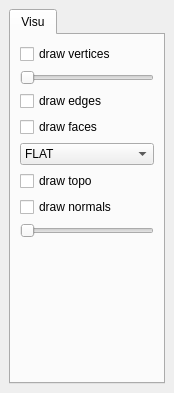
Qt form src/VDPMesh_App.ui (abletterer/Multi-Triangulation) before a commit.
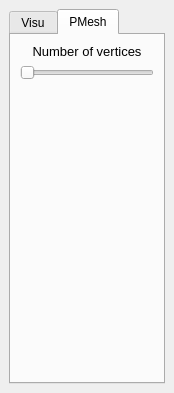
The same form after that commit.

```diff
--- a/src/VDPMesh_App.ui
+++ b/src/VDPMesh_App.ui
@@ -20,11 +20,14 @@
    <string>Commands</string>
   </property>
   <widget class="QWidget" name="dockWidgetContents">
-   <layout class="QVBoxLayout" name="verticalLayout_3">
-    <item>
+   <layout class="QGridLayout" name="gridLayout">
+    <item row="0" column="0">
      <widget class="QTabWidget" name="tabWidget">
       <property name="currentIndex">
-       <number>0</number>
+       <number>1</number>
+      </property>
+      <property name="tabsClosable">
+       <bool>false</bool>
       </property>
       <widget class="QWidget" name="tab">
        <attribute name="title">
@@ -109,6 +112,44 @@
         </item>
        </layout>
       </widget>
+      <widget class="QWidget" name="tab_4">
+       <attribute name="title">
+        <string>PMesh</string>
+       </attribute>
+       <layout class="QGridLayout" name="gridLayout_2">
+        <item row="1" column="0">
+         <widget class="QSlider" name="slider_vertexNumber">
+          <property name="orientation">
+           <enum>Qt::Horizontal</enum>
+          </property>
+         </widget>
+        </item>
+        <item row="2" column="0">
+         <spacer name="verticalSpacer_2">
+          <property name="orientation">
+           <enum>Qt::Vertical</enum>
+          </property>
+          <property name="sizeHint" stdset="0">
+           <size>
+            <width>20</width>
+            <height>40</height>
+           </size>
+          </property>
+         </spacer>
+        </item>
+        <item row="0" column="0">
+         <widget class="QLabel" name="label_numberVertex">
+          <property name="text">
+           <string>&lt;!DOCTYPE HTML PUBLIC &quot;-//W3C//DTD HTML 4.0//EN&quot; &quot;http://www.w3.org/TR/REC-html40/strict.dtd&quot;&gt;
+&lt;html&gt;&lt;head&gt;&lt;meta name=&quot;qrichtext&quot; content=&quot;1&quot; /&gt;&lt;style type=&quot;text/css&quot;&gt;
+p, li { white-space: pre-wrap; }
+&lt;/style&gt;&lt;/head&gt;&lt;body style=&quot; font-family:'Sans'; font-size:10pt; font-weight:400; font-style:normal;&quot;&gt;
+&lt;p align=&quot;center&quot; style=&quot; margin-top:0px; margin-bottom:0px; margin-left:0px; margin-right:0px; -qt-block-indent:0; text-indent:0px;&quot;&gt;Number of vertices&lt;/p&gt;&lt;/body&gt;&lt;/html&gt;</string>
+          </property>
+         </widget>
+        </item>
+       </layout>
+      </widget>
      </widget>
     </item>
    </layout>
```
